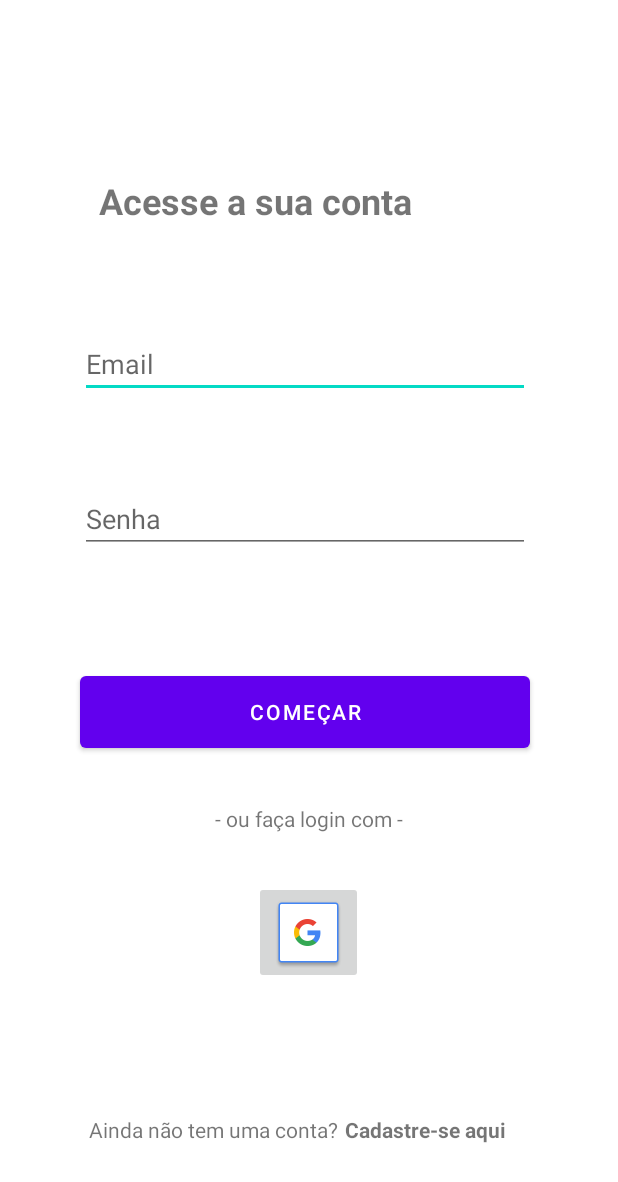
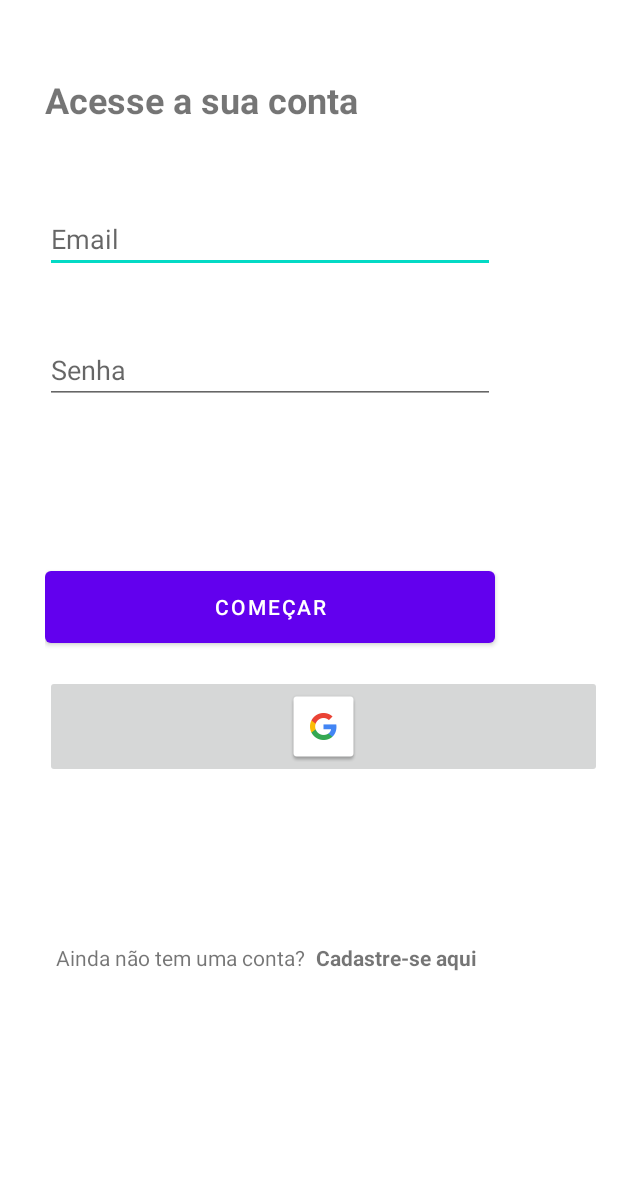
Before and after one commit to thanwill/app-kotlin, an Android app: the layout activity_main.xml on its own in the app's theme, with its tools: preview values and no code run, on a phone screen of 412 x 824 dp. Shown: the top 1182 px of the screen. Run offline under Robolectric (Android 15) with nearby library versions, the phone set to English and light mode, and no system bars.

Commit message:
Recriando a tela de login utilizando Layouts

```diff
--- a/app/src/main/AndroidManifest.xml
+++ b/app/src/main/AndroidManifest.xml
@@ -2,7 +2,7 @@
 <manifest xmlns:android="http://schemas.android.com/apk/res/android"
     xmlns:tools="http://schemas.android.com/tools">
 
-    <uses-permission android:name="android.permission.INTERNET"/>
+    <uses-permission android:name="android.permission.INTERNET" />
 
     <application
         android:allowBackup="true"
@@ -13,6 +13,15 @@
         android:supportsRtl="true"
         android:theme="@style/Theme.Tancy"
         tools:targetApi="31">
+        <activity
+            android:name=".LoginActivity"
+            android:exported="true">
+            <intent-filter>
+                <action android:name="android.intent.action.MAIN" />
+
+                <category android:name="android.intent.category.LAUNCHER" />
+            </intent-filter>
+        </activity>
         <activity
             android:name=".ProfileActivity"
             android:exported="false" />
@@ -30,6 +39,7 @@
             android:label="Primeira aula">
             <intent-filter>
                 <action android:name="android.intent.action.MAIN" />
+
                 <category android:name="android.intent.category.LAUNCHER" />
             </intent-filter>
         </activity>
--- a/app/src/main/res/layout/activity_main.xml
+++ b/app/src/main/res/layout/activity_main.xml
@@ -1,40 +1,33 @@
 <?xml version="1.0" encoding="utf-8"?>
-<androidx.constraintlayout.widget.ConstraintLayout xmlns:android="http://schemas.android.com/apk/res/android"
+<LinearLayout xmlns:android="http://schemas.android.com/apk/res/android"
     xmlns:app="http://schemas.android.com/apk/res-auto"
     xmlns:tools="http://schemas.android.com/tools"
-    android:layout_width="match_parent"
-    android:layout_height="match_parent"
+    android:id="@+id/main"
+    android:layout_width="wrap_content"
+    android:layout_height="wrap_content"
+    android:layout_marginLeft="30dp"
+    android:layout_marginTop="50dp"
+    android:orientation="vertical"
     tools:context=".MainActivity">
 
     <TextView
         android:id="@+id/textView"
-        android:layout_width="wrap_content"
+        android:layout_width="match_parent"
         android:layout_height="wrap_content"
         android:text="Acesse a sua conta"
         android:textSize="24dp"
-        android:textStyle="bold"
-        app:layout_constraintBottom_toBottomOf="parent"
-        app:layout_constraintEnd_toEndOf="parent"
-        app:layout_constraintHorizontal_bias="0.325"
-        app:layout_constraintStart_toStartOf="parent"
-        app:layout_constraintTop_toTopOf="parent"
-        app:layout_constraintVertical_bias="0.148" />
+        android:textStyle="bold" />
 
     <EditText
         android:id="@+id/editEmailAddress"
-        android:layout_width="300dp"
+        android:layout_width="match_parent"
         android:layout_height="wrap_content"
         android:layout_marginTop="54dp"
         android:layout_marginEnd="71dp"
         android:ems="10"
         android:hint="Email"
         android:inputType="textEmailAddress"
-        android:nestedScrollingEnabled="false"
-        app:guidelineUseRtl="false"
-        app:layout_constraintBottom_toTopOf="@+id/editPassword"
-        app:layout_constraintEnd_toEndOf="parent"
-        app:layout_constraintStart_toStartOf="@+id/textView"
-        app:layout_constraintTop_toBottomOf="@+id/textView" />
+        android:nestedScrollingEnabled="false" />
 
     <EditText
         android:id="@+id/editPassword"
@@ -46,71 +39,44 @@
         android:ems="10"
         android:hint="Senha"
         android:inputType="textPassword"
-        android:minWidth="300dp"
-        app:layout_constraintBottom_toTopOf="@+id/buttonLogin"
-        app:layout_constraintEnd_toEndOf="parent"
-        app:layout_constraintStart_toStartOf="@+id/textView"
-        app:layout_constraintTop_toBottomOf="@+id/editEmailAddress" />
+        android:minWidth="300dp" />
+
+    <Space
+        android:layout_width="match_parent"
+        android:layout_height="45dp" />
 
     <Button
         android:id="@+id/buttonLogin"
-        android:layout_width="300dp"
+        android:layout_width="match_parent"
         android:layout_height="60dp"
         android:layout_marginEnd="71dp"
         android:layout_marginBottom="15dp"
         android:width="350dp"
         android:text="Começar"
-        android:visibility="visible"
-        app:layout_constraintBottom_toTopOf="@+id/textView7"
-        app:layout_constraintEnd_toEndOf="parent"
-        app:layout_constraintStart_toStartOf="@+id/textView"
-        app:layout_constraintTop_toBottomOf="@+id/editPassword" />
-
-    <TextView
-        android:id="@+id/textView7"
-        android:layout_width="wrap_content"
-        android:layout_height="wrap_content"
-        android:layout_marginStart="161dp"
-        android:layout_marginEnd="162dp"
-        android:layout_marginBottom="16dp"
-        android:text="- ou faça login com -"
-        app:layout_constraintBottom_toTopOf="@+id/imageButton2"
-        app:layout_constraintEnd_toEndOf="parent"
-        app:layout_constraintStart_toStartOf="parent"
-        app:layout_constraintTop_toBottomOf="@+id/buttonLogin" />
+        android:visibility="visible" />
 
     <ImageButton
-        android:id="@+id/imageButton2"
-        android:layout_width="wrap_content"
+        android:id="@+id/imageButton"
+        android:layout_width="match_parent"
         android:layout_height="wrap_content"
-        android:layout_marginStart="188dp"
-        android:layout_marginTop="21dp"
-        android:layout_marginEnd="189dp"
-        android:layout_marginBottom="16dp"
-        app:layout_constraintBottom_toTopOf="@+id/linearLayout2"
-        app:layout_constraintEnd_toEndOf="parent"
-        app:layout_constraintStart_toStartOf="parent"
-        app:layout_constraintTop_toBottomOf="@+id/buttonLogin"
-        app:srcCompat="@drawable/common_google_signin_btn_icon_dark_normal" />
+        app:srcCompat="@drawable/common_google_signin_btn_icon_light_normal" />
+
+    <Space
+        android:layout_width="match_parent"
+        android:layout_height="100dp" />
 
     <LinearLayout
         android:id="@+id/linearLayout2"
-        android:layout_width="302dp"
+        android:layout_width="match_parent"
         android:layout_height="wrap_content"
         android:orientation="horizontal"
         android:paddingTop="10dp"
-        android:paddingEnd="10dp"
-        app:layout_constraintBottom_toBottomOf="parent"
-        app:layout_constraintEnd_toEndOf="parent"
-        app:layout_constraintHorizontal_bias="0.496"
-        app:layout_constraintStart_toStartOf="parent"
-        app:layout_constraintTop_toBottomOf="@+id/imageButton2"
-        app:layout_constraintVertical_bias="0.384">
+        android:paddingEnd="10dp">
 
         <TextView
             android:id="@+id/textView8"
-            android:layout_width="wrap_content"
-            android:layout_height="wrap_content"
+            android:layout_width="match_parent"
+            android:layout_height="match_parent"
             android:layout_gravity="center_horizontal"
             android:layout_weight="1"
             android:gravity="center|center_horizontal"
@@ -118,7 +84,7 @@
 
         <TextView
             android:id="@+id/textView9"
-            android:layout_width="wrap_content"
+            android:layout_width="match_parent"
             android:layout_height="wrap_content"
             android:layout_weight="1"
             android:text="Cadastre-se aqui"
@@ -126,4 +92,4 @@
 
     </LinearLayout>
 
-</androidx.constraintlayout.widget.ConstraintLayout>
+</LinearLayout>
--- a/build.gradle
+++ b/build.gradle
@@ -1,7 +1,7 @@
 // Top-level build file where you can add configuration options common to all sub-projects/modules.
 plugins {
-    id 'com.android.application' version '8.0.2' apply false
-    id 'com.android.library' version '8.0.2' apply false
+    id 'com.android.application' version '7.4.1' apply false
+    id 'com.android.library' version '7.4.1' apply false
     id 'org.jetbrains.kotlin.android' version '1.8.0' apply false
     id 'com.google.gms.google-services' version '4.3.15' apply false
 }
```
